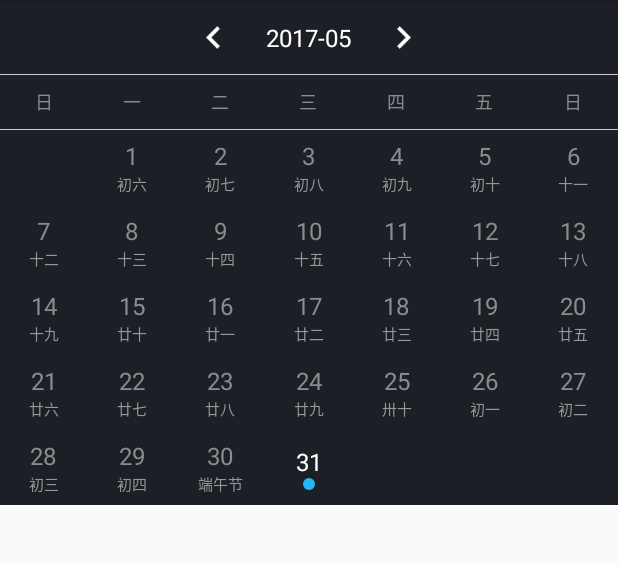
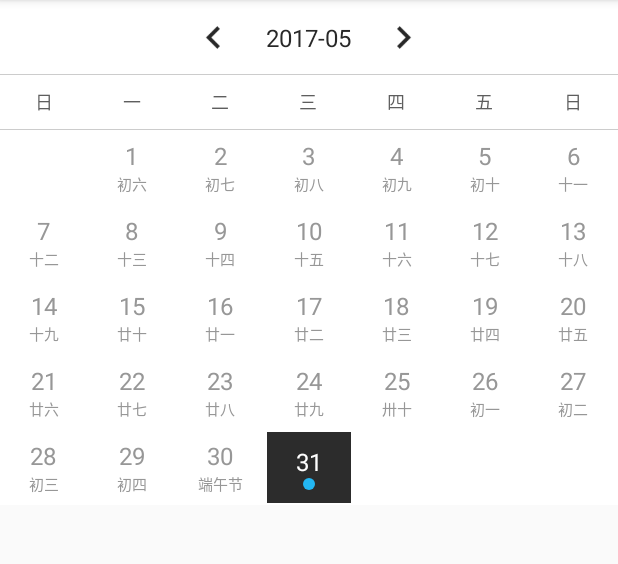
Before and after one commit to xtagwgj/CalendarView, an Android app: the screen it shows after launch (MainActivity), on a phone screen of 412 x 824 dp, the part 84-648 px from its top. Run offline under Robolectric (Android 15) with nearby library versions, the phone set to English and light mode, and no system bars.

Commit message:
动态设置选择的日期 将时间设置为每一天的开始

```diff
--- a/CalendarView/app/src/main/java/com/xtagwgj/calendarviewtest/MainActivity.java
+++ b/CalendarView/app/src/main/java/com/xtagwgj/calendarviewtest/MainActivity.java
@@ -16,6 +16,7 @@ import com.xtagwgj.calendar.model.MNCalendarConfig;
 import java.text.ParseException;
 import java.text.SimpleDateFormat;
 import java.util.ArrayList;
+import java.util.Calendar;
 import java.util.Date;
 
 public class MainActivity extends AppCompatActivity {
@@ -36,16 +37,16 @@ public class MainActivity extends AppCompatActivity {
                 .setMnCalendar_showWeek(true)
                 .setMnCalendar_showOtherMonthInfo(false)
                 .setMnCalendar_showTitle(true)
-                .setMnCalendar_colorTitle(Color.parseColor("#FFFFFF"))
-                .setMnCalendar_colorBgTitle(Color.parseColor("#1D1F26"))
-                .setMnCalendar_colorBgWeekend(Color.parseColor("#1D1F26"))
-                .setMnCalendar_colorWeek(Color.parseColor("#8B8C8D"))
-                .setMnCalendar_colorBgCalendar(Color.parseColor("#1D1F26"))
-                .setMnCalendar_colorBeforeToday(Color.parseColor("#8B8C8D"))
-                .setMnCalendar_colorStartAndEndBg(Color.parseColor("#0F445C"))
-                .setMnCalendar_colorRangeBg(Color.parseColor("#0F445C"))
-                .setMnCalendar_colorSolar(Color.parseColor("#FFFFFF"))
-                .setMnCalendar_swipeMode(MNCalendarConfig.SWIPE_MODE_VER)
+//                .setMnCalendar_colorTitle(Color.parseColor("#FFFFFF"))
+//                .setMnCalendar_colorBgTitle(Color.parseColor("#1D1F26"))
+//                .setMnCalendar_colorBgWeekend(Color.parseColor("#1D1F26"))
+//                .setMnCalendar_colorWeek(Color.parseColor("#8B8C8D"))
+//                .setMnCalendar_colorBgCalendar(Color.parseColor("#1D1F26"))
+//                .setMnCalendar_colorBeforeToday(Color.parseColor("#8B8C8D"))
+//                .setMnCalendar_colorStartAndEndBg(Color.parseColor("#0F445C"))
+//                .setMnCalendar_colorRangeBg(Color.parseColor("#0F445C"))
+//                .setMnCalendar_colorSolar(Color.parseColor("#FFFFFF"))
+                .setMnCalendar_swipeMode(MNCalendarConfig.SWIPE_MODE_NONE)
                 .setMnCalendar_chooseType(MNCalendarConfig.DATE_CHOOSE_TYPE_MULTI)
                 .setMnCalendar_canSelectDayBeforeNow(true)
                 .build();
@@ -53,7 +54,14 @@ public class MainActivity extends AppCompatActivity {
         mnCalendar = (MNCalendar) findViewById(R.id.mnCalendar);
 
 
+
+
         mnCalendar.setConfig(build);
+
+        ArrayList<Date> dates = new ArrayList<>();
+        dates.add(Calendar.getInstance().getTime());
+        mnCalendar.setChooseDateList(dates);
+
 
         /**
          * Item点击监听
--- a/CalendarView/library/calendarlibrary/src/main/java/com/xtagwgj/calendar/MNCalendar.java
+++ b/CalendarView/library/calendarlibrary/src/main/java/com/xtagwgj/calendar/MNCalendar.java
@@ -17,6 +17,7 @@ import com.xtagwgj.calendar.listeners.OnCalendarItemClickListener;
 import com.xtagwgj.calendar.model.MNCalendarConfig;
 import com.xtagwgj.calendar.view.MNGestureView;
 
+import java.text.ParseException;
 import java.text.SimpleDateFormat;
 import java.util.ArrayList;
 import java.util.Calendar;
@@ -38,7 +39,7 @@ public class MNCalendar extends LinearLayout implements View.OnClickListener {
 
     private RecyclerView recyclerViewCalendar;
 
-//    private MNGestureView mnGestureView;
+    private MNGestureView mnGestureView;
 
     //日期
     private LinearLayout ll_week;
@@ -99,7 +100,7 @@ public class MNCalendar extends LinearLayout implements View.OnClickListener {
         //绑定View
         View.inflate(context, R.layout.mn_layout_calendar, this);
         recyclerViewCalendar = (RecyclerView) findViewById(R.id.recyclerViewCalendar);
-        MNGestureView mnGestureView = (MNGestureView) findViewById(R.id.mnGestureView);
+        mnGestureView = (MNGestureView) findViewById(R.id.mnGestureView);
         ll_week = (LinearLayout) findViewById(R.id.ll_week);
         tv_week_01 = (TextView) findViewById(R.id.tv_week_01);
         tv_week_02 = (TextView) findViewById(R.id.tv_week_02);
@@ -129,6 +130,7 @@ public class MNCalendar extends LinearLayout implements View.OnClickListener {
                 setNextMonth();
             }
         });
+
 
         //点击事件
         btn_left.setOnClickListener(this);
@@ -197,6 +199,12 @@ public class MNCalendar extends LinearLayout implements View.OnClickListener {
 
         //移动到需要绘制的第一天
         calendar.add(Calendar.DAY_OF_MONTH, -day_of_week);
+
+        //将时间移到0点
+        calendar.set(Calendar.HOUR_OF_DAY, 0);
+        calendar.set(Calendar.MINUTE, 0);
+        calendar.set(Calendar.SECOND, 0);
+        calendar.set(Calendar.MILLISECOND, 0);
 
         float weeks = (maxDays + day_of_week) / 7f;
 
@@ -299,8 +307,29 @@ public class MNCalendar extends LinearLayout implements View.OnClickListener {
     public void setConfig(MNCalendarConfig config) {
         this.mnCalendarConfig = config;
 
+        if (mnGestureView != null)
+            mnGestureView.setCanSwipe(config.getMnCalendar_swipeMode() != MNCalendarConfig.SWIPE_MODE_NONE);
 
         drawCalendar();
+    }
+
+    public void setChooseDateList(ArrayList<Date> chooseDate) {
+        this.chooseDateList = chooseDate == null ? new ArrayList<Date>() : chooseDate;
+
+        if (chooseDateList.size() > 0) {
+            SimpleDateFormat sdf = new SimpleDateFormat("yyyy-MM-dd", Locale.getDefault());
+            for (int i = 0; i < chooseDateList.size(); i++) {
+                Date nowDate = chooseDateList.get(i);
+                String now_yyy_MM_dd = sdf.format(nowDate);
+                try {
+                    nowDate = sdf.parse(now_yyy_MM_dd);
+                } catch (ParseException e) {
+                }
+
+                chooseDateList.set(i, nowDate);
+            }
+        }
+        mnCalendarAdapter.refreshChooseDate(chooseDateList);
     }
 
     @Override
--- a/CalendarView/library/calendarlibrary/src/main/java/com/xtagwgj/calendar/adapter/MNCalendarAdapter.java
+++ b/CalendarView/library/calendarlibrary/src/main/java/com/xtagwgj/calendar/adapter/MNCalendarAdapter.java
@@ -21,6 +21,7 @@ import java.text.SimpleDateFormat;
 import java.util.ArrayList;
 import java.util.Calendar;
 import java.util.Date;
+import java.util.Locale;
 
 /**
  * 日历的适配器
@@ -51,14 +52,20 @@ public class MNCalendarAdapter extends RecyclerView.Adapter<RecyclerView.ViewHol
     //区间的结束日期
     public Date endDate = null;
 
-    private static final SimpleDateFormat sdf = new SimpleDateFormat("yyyy-MM-dd");
+    private static final SimpleDateFormat sdf = new SimpleDateFormat("yyyy-MM-dd", Locale.getDefault());
 
 
     public void setOnCalendarItemClickListener(OnCalendarItemClickListener onCalendarItemClickListener) {
         this.onCalendarItemClickListener = onCalendarItemClickListener;
     }
 
+    public void refreshChooseDate(ArrayList<Date> chooseDate) {
+        this.chooseDate = chooseDate;
+        notifyDataSetChanged();
+    }
+
     public MNCalendarAdapter(Context context, ArrayList<Date> mDatas, ArrayList<Date> chooseDate, Calendar currentShowCalendar, MNCalendarConfig mnCalendarConfig) {
+
         Date nowDate = new Date();
         String now_yyy_MM_dd = sdf.format(nowDate);
         try {
--- a/CalendarView/library/calendarlibrary/src/main/java/com/xtagwgj/calendar/model/MNCalendarConfig.java
+++ b/CalendarView/library/calendarlibrary/src/main/java/com/xtagwgj/calendar/model/MNCalendarConfig.java
@@ -14,8 +14,9 @@ import java.lang.annotation.RetentionPolicy;
 public class MNCalendarConfig {
 
     //翻页的方式
-    public static final int SWIPE_MODE_HOR = 0;
-    public static final int SWIPE_MODE_VER = 1;
+    public static final int SWIPE_MODE_NONE = 0;
+    public static final int SWIPE_MODE_HOR = 1;
+    public static final int SWIPE_MODE_VER = 2;
 
     //只选择一个日期
     public static final int DATE_CHOOSE_TYPE_SINGLE = 0;
@@ -75,7 +76,7 @@ public class MNCalendarConfig {
     private MNCalendarConfig() {
     }
 
-    @IntDef({SWIPE_MODE_HOR, SWIPE_MODE_VER})
+    @IntDef({SWIPE_MODE_NONE, SWIPE_MODE_HOR, SWIPE_MODE_VER})
     @Retention(RetentionPolicy.SOURCE)
     public @interface SwipeType {
 
@@ -272,6 +273,7 @@ public class MNCalendarConfig {
         this.mnCalendar_canSelectDayBeforeNow = mnCalendar_canSelectDayBeforeNow;
     }
 
+
     @Override
     public String toString() {
         return "MNCalendarConfig{" +
--- a/CalendarView/library/calendarlibrary/src/main/java/com/xtagwgj/calendar/view/MNGestureView.java
+++ b/CalendarView/library/calendarlibrary/src/main/java/com/xtagwgj/calendar/view/MNGestureView.java
@@ -12,6 +12,8 @@ import android.widget.LinearLayout;
  */
 
 public class MNGestureView extends LinearLayout {
+
+    private boolean canSwap = true;
 
     public MNGestureView(Context context) {
         this(context, null);
@@ -40,6 +42,9 @@ public class MNGestureView extends LinearLayout {
 
     @Override
     public boolean onInterceptTouchEvent(MotionEvent event) {
+
+        if (!canSwap)
+            return false;
 
         switch (event.getActionMasked()) {
             case MotionEvent.ACTION_DOWN:
@@ -101,6 +106,9 @@ public class MNGestureView extends LinearLayout {
         return false;
     }
 
+    public void setCanSwipe(boolean canSwap) {
+        this.canSwap = canSwap;
+    }
 
     public interface OnSwipeListener {
         void rightSwipe();
--- a/CalendarView/library/calendarlibrary/src/main/res/values/colors.xml
+++ b/CalendarView/library/calendarlibrary/src/main/res/values/colors.xml
@@ -40,4 +40,7 @@
     <color name="color_transparent">#00000000</color>
     <color name="color_half_transparent">#1A000000</color>
 
+    <color name="color_title">#282828</color>
+    <color name="color_selected">#df0e0e0e</color>
+
 </resources>
```
